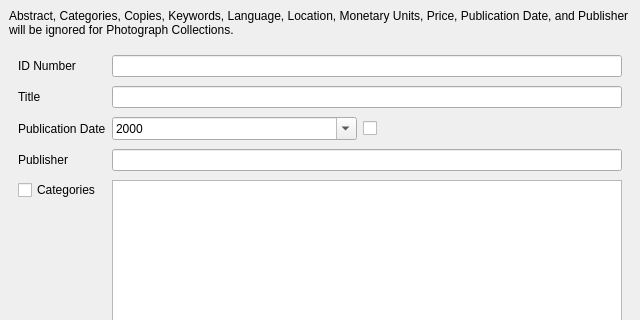
textbrowser/biblioteq, file UI/biblioteq_allinfo.ui: the form before one commit; both pictures show x 0 to 640 and y 0 to 320 of the 640 by 1005 pixel window.
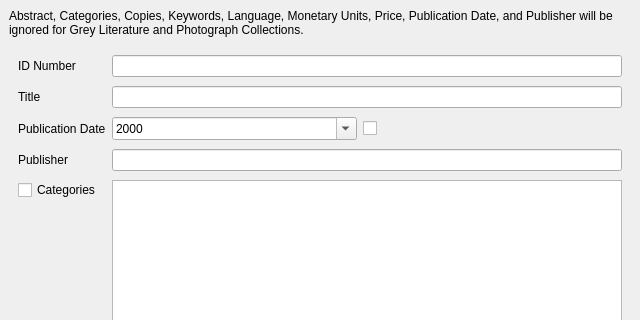
The form after the commit. Icons and pictures are not drawn.

Commit message: Grey literature query. Include locations for all item types in General Search.

Diff of the .ui file:
```diff
--- a/UI/biblioteq_allinfo.ui
+++ b/UI/biblioteq_allinfo.ui
@@ -22,7 +22,7 @@
     <item>
      <widget class="QLabel" name="photograph_reminder_label">
       <property name="text">
-       <string>&lt;html&gt;&lt;head/&gt;&lt;body&gt;&lt;p&gt;Abstract, Categories, Copies, Keywords, Language, Location, Monetary Units, Price, Publication Date, and Publisher will be ignored for Photograph Collections.&lt;/p&gt;&lt;/body&gt;&lt;/html&gt;</string>
+       <string>&lt;html&gt;&lt;head/&gt;&lt;body&gt;&lt;p&gt;Abstract, Categories, Copies, Keywords, Language, Monetary Units, Price, Publication Date, and Publisher will be ignored for Grey Literature and Photograph Collections.&lt;/p&gt;&lt;/body&gt;&lt;/html&gt;</string>
       </property>
       <property name="wordWrap">
        <bool>true</bool>
```
Left out of the diff: 13 changed lines with no effect on the pictures. The commit also changes 1 other file.
